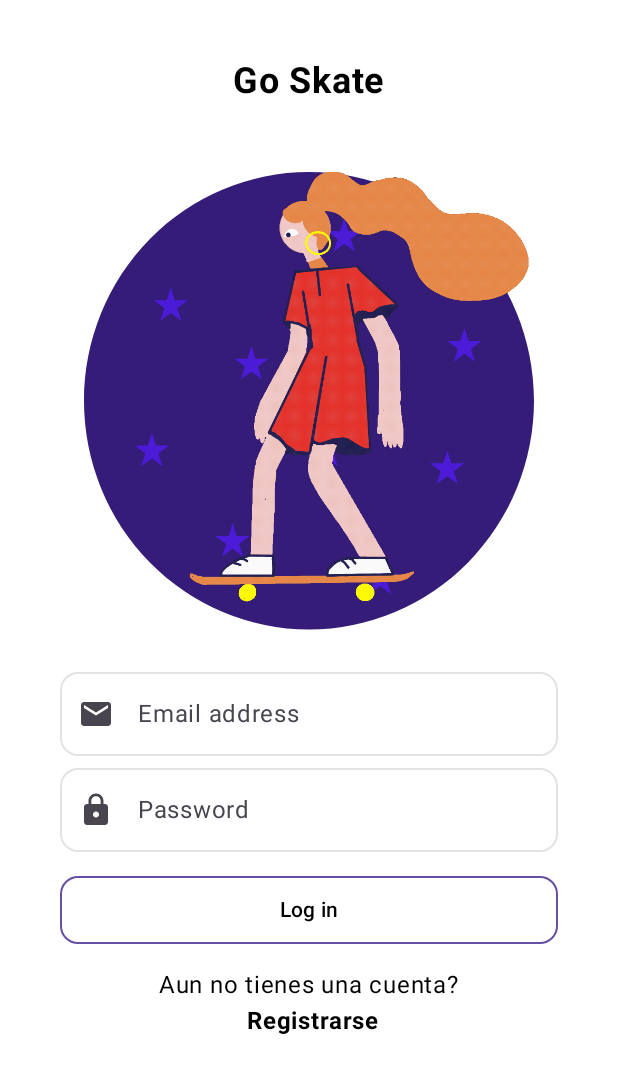
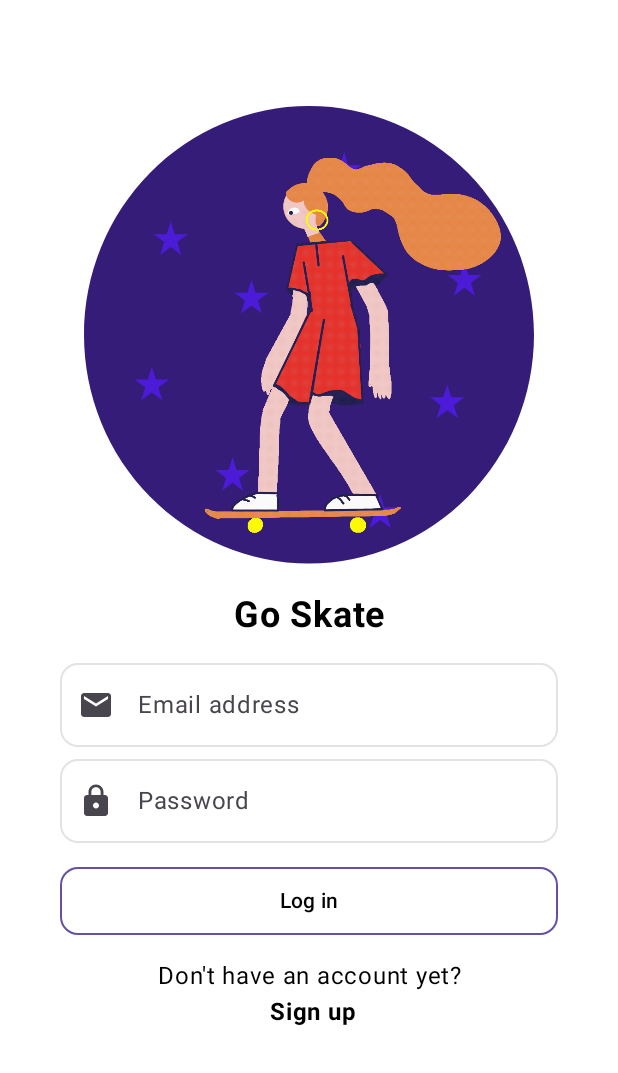
Before and after one commit to erisg/GoSkateCompose, an Android app built with Jetpack Compose: the @Preview function LoginScreenPreview, on a phone screen of 412 x 824 dp. Shown: the top 1073 px of the screen. Run offline under Robolectric (Android 15) with nearby library versions, the phone set to English and light mode, and no system bars; our stand-ins replace Dagger/Hilt's generated code, Firebase (no records; nobody signed in at launch, a user with empty details on screens opened directly), constraintlayout-compose; libraries missing offline, so code that uses them is left out: coil.decode; 1 statement that could not run was skipped.

Commit message:
-visual changes in login

```diff
--- a/app/src/main/java/com/goskate/goskate/domain/auth/SignUpUC.kt
+++ b/app/src/main/java/com/goskate/goskate/domain/auth/SignUpUC.kt
@@ -1,4 +1,3 @@
 package com.goskate.goskate.domain.auth
 
-class SignUpUC {
-}
+class SignUpUC
--- a/app/src/main/java/com/goskate/goskate/ui/screen/login/LoginScreen.kt
+++ b/app/src/main/java/com/goskate/goskate/ui/screen/login/LoginScreen.kt
@@ -1,6 +1,7 @@
 package com.goskate.goskate.ui.screen.login
 
 import android.os.Build.VERSION.SDK_INT
+import androidx.compose.animation.ExperimentalAnimationApi
 import androidx.compose.foundation.Image
 import androidx.compose.foundation.clickable
 import androidx.compose.foundation.layout.Box
@@ -11,6 +12,7 @@ import androidx.compose.foundation.layout.fillMaxWidth
 import androidx.compose.foundation.layout.height
 import androidx.compose.foundation.layout.padding
 import androidx.compose.foundation.layout.wrapContentHeight
+import androidx.compose.foundation.layout.wrapContentSize
 import androidx.compose.foundation.layout.wrapContentWidth
 import androidx.compose.foundation.shape.RoundedCornerShape
 import androidx.compose.material.icons.Icons
@@ -18,8 +20,12 @@ import androidx.compose.material.icons.filled.Email
 import androidx.compose.material.icons.filled.Lock
 import androidx.compose.material3.Text
 import androidx.compose.runtime.Composable
+import androidx.compose.runtime.LaunchedEffect
+import androidx.compose.runtime.collectAsState
+import androidx.compose.runtime.getValue
 import androidx.compose.runtime.mutableStateOf
 import androidx.compose.runtime.remember
+import androidx.compose.runtime.setValue
 import androidx.compose.ui.Alignment
 import androidx.compose.ui.Modifier
 import androidx.compose.ui.draw.clip
@@ -28,6 +34,7 @@ import androidx.compose.ui.platform.LocalContext
 import androidx.compose.ui.res.painterResource
 import androidx.compose.ui.res.stringResource
 import androidx.compose.ui.text.font.FontWeight
+import androidx.compose.ui.text.style.TextAlign
 import androidx.compose.ui.tooling.preview.Preview
 import androidx.compose.ui.unit.dp
 import androidx.compose.ui.unit.sp
@@ -42,25 +49,41 @@ import coil.decode.ImageDecoderDecoder
 import coil.request.ImageRequest
 import coil.size.OriginalSize
 import com.goskate.goskate.R
+import com.goskate.goskate.ui.components.AdviceFailureComponent
+import com.goskate.goskate.ui.components.AnimatedVisibilityCustom
 import com.goskate.goskate.ui.components.ButtonWithCornerShape
 import com.goskate.goskate.ui.components.TextFieldWithIconsComponent
 import com.goskate.goskate.ui.components.isValidEmail
 import com.goskate.goskate.ui.theme.GoSkateTheme
 import com.goskate.goskate.ui.viewmodels.AuthViewModel
+import kotlinx.coroutines.delay
+import kotlin.time.Duration.Companion.seconds
 
+@OptIn(ExperimentalAnimationApi::class)
 @Composable
 fun LoginScreen(navController: NavController) {
     val viewModel: AuthViewModel = hiltViewModel()
+    val userInformation = viewModel.signInState.collectAsState()
+
     val email = remember { mutableStateOf("") }
     val password = remember { mutableStateOf("") }
     val isEmailError = remember { mutableStateOf(false) }
     val isEmptyData = remember { mutableStateOf(false) }
+
+    val isLoading by remember(key1 = userInformation.value.isLoading) {
+        mutableStateOf(userInformation.value.isLoading)
+    }
+    val isSuccess by remember(key1 = userInformation.value.data) {
+        mutableStateOf(userInformation.value.data)
+    }
+    val isError by remember(key1 = userInformation.value.messageError) {
+        mutableStateOf(userInformation.value.messageError)
+    }
     ConstraintLayout(modifier = Modifier.fillMaxSize()) {
         val (
+            advice,
             header,
             divider,
-            welcome,
-            dividerContent,
             emailText,
             passwordText,
             dividerEditText,
@@ -69,6 +92,27 @@ fun LoginScreen(navController: NavController) {
         ) = createRefs()
 
         val context = LocalContext.current
+
+        if (isSuccess != null) {
+            navController.navigate("map")
+        }
+
+        if (isError.isNotEmpty()) {
+            var hideView by remember { mutableStateOf(false) }
+            LaunchedEffect(isError) {
+                hideView = true
+                delay(2.seconds)
+                hideView = false
+            }
+            AnimatedVisibilityCustom(visible = hideView) {
+                AdviceFailureComponent(
+                    title = R.string.advice_title_login_failure,
+                    modifier = Modifier.constrainAs(advice) {
+                        top.linkTo(header.top)
+                    },
+                )
+            }
+        }
 
         val imageLoader = ImageLoader.Builder(context)
             .components {
@@ -81,37 +125,28 @@ fun LoginScreen(navController: NavController) {
             .build()
         Spacer(
             Modifier
-                .height(24.dp)
+                .height(10.dp)
                 .constrainAs(divider) {
                     top.linkTo(parent.top)
                     start.linkTo(parent.start)
                     end.linkTo(parent.end)
                 },
         )
-        Text(
-            text = stringResource(id = R.string.welcome_message),
+        Box(
             modifier = Modifier
-                .constrainAs(welcome) {
-                    top.linkTo(divider.bottom)
-                    start.linkTo(header.start)
-                    end.linkTo(header.end)
+                .wrapContentSize()
+                .constrainAs(header) {
+                    top.linkTo(parent.top)
+                    start.linkTo(parent.start)
+                    end.linkTo(parent.end)
                 },
-            fontSize = 24.sp,
-            fontWeight = FontWeight.Bold,
-        )
-
-        Box(
-            modifier = Modifier.constrainAs(header) {
-                top.linkTo(welcome.top)
-                start.linkTo(parent.start)
-                end.linkTo(parent.end)
-            },
         ) {
             Image(
                 painter = painterResource(id = R.drawable.bc),
                 contentDescription = null,
                 modifier = Modifier
-                    .wrapContentWidth()
+                    .padding(20.dp)
+                    .wrapContentSize()
                     .clip(RoundedCornerShape(50.dp))
                     .align(Alignment.BottomCenter),
             )
@@ -125,34 +160,38 @@ fun LoginScreen(navController: NavController) {
                 ),
                 contentDescription = null,
                 modifier = Modifier
+                    .padding(24.dp)
                     .wrapContentWidth()
                     .clip(RoundedCornerShape(50.dp)),
             )
         }
-        Spacer(
-            modifier = Modifier
-                .height(20.dp)
-                .constrainAs(dividerContent) {
-                    top.linkTo(header.bottom)
-                    start.linkTo(header.start)
-                    end.linkTo(header.end)
-                },
-        )
         Column(
             modifier = Modifier
                 .fillMaxWidth()
                 .constrainAs(emailText) {
-                    top.linkTo(dividerContent.bottom)
+                    top.linkTo(header.bottom)
                     start.linkTo(parent.start)
                     end.linkTo(parent.end)
                 },
         ) {
+            Text(
+                text = stringResource(id = R.string.welcome_message),
+                modifier = Modifier
+                    .fillMaxWidth(),
+                fontSize = 24.sp,
+                fontWeight = FontWeight.Bold,
+                textAlign = TextAlign.Center,
+            )
+            Spacer(
+                Modifier
+                    .height(10.dp),
+            )
             TextFieldWithIconsComponent(
                 modifier = Modifier
                     .fillMaxWidth()
                     .padding(horizontal = 24.dp),
-                label = "Email address",
-                placeHolder = "Enter your e-mail",
+                label = stringResource(id = R.string.email_address),
+                placeHolder = stringResource(id = R.string.label_email),
                 imageVector = Icons.Default.Email,
                 isPassword = false,
                 onValueChange = {
@@ -164,7 +203,7 @@ fun LoginScreen(navController: NavController) {
             )
             if (isEmailError.value) {
                 Text(
-                    text = "Por favor ingresa un correo valido",
+                    text = stringResource(id = R.string.valid_address),
                     color = Color.Red,
                     modifier = Modifier
                         .fillMaxWidth()
@@ -182,8 +221,8 @@ fun LoginScreen(navController: NavController) {
                     start.linkTo(parent.start)
                     end.linkTo(parent.end)
                 },
-            label = "Password",
-            placeHolder = "Enter your password",
+            label = stringResource(id = R.string.password),
+            placeHolder = stringResource(id = R.string.enter_password),
             imageVector = Icons.Default.Lock,
             isPassword = true,
             onValueChange = {
@@ -211,7 +250,7 @@ fun LoginScreen(navController: NavController) {
                     start.linkTo(parent.start)
                     end.linkTo(parent.end)
                 },
-            text = "Log in",
+            text = stringResource(id = R.string.login_in),
             onClick = {
                 if (email.value.isNotEmpty() && password.value.isNotEmpty()) {
                     if (email.value.isValidEmail()) {
@@ -237,22 +276,26 @@ fun LoginScreen(navController: NavController) {
         ) {
             if (isEmptyData.value) {
                 Text(
-                    text = "Debes ingresar tu email y contraseña",
+                    text = stringResource(id = R.string.must_enter_email),
                     color = Color.Red,
                     modifier = Modifier
                         .padding(top = 10.dp)
                         .fillMaxWidth(),
                     fontSize = 12.sp,
+                    textAlign = TextAlign.Center,
+                    fontWeight = FontWeight.Bold,
                 )
             }
             Text(
-                text = "Aun no tienes una cuenta?",
+                text = stringResource(id = R.string.dont_have_account),
                 modifier = Modifier
+                    .fillMaxWidth()
                     .padding(top = 15.dp),
+                textAlign = TextAlign.Center,
             )
 
             Text(
-                text = "Registrarse",
+                text = stringResource(id = R.string.sign_up),
                 modifier = Modifier
                     .padding(start = 5.dp)
                     .align(Alignment.CenterHorizontally)
--- a/app/src/main/java/com/goskate/goskate/ui/theme/Type.kt
+++ b/app/src/main/java/com/goskate/goskate/ui/theme/Type.kt
@@ -13,8 +13,8 @@ val Typography = Typography(
         fontWeight = FontWeight.Normal,
         fontSize = 16.sp,
         lineHeight = 24.sp,
-        letterSpacing = 0.5.sp
-    )
+        letterSpacing = 0.5.sp,
+    ),
     /* Other default text styles to override
     titleLarge = TextStyle(
         fontFamily = FontFamily.Default,
--- a/app/src/main/res/values/strings.xml
+++ b/app/src/main/res/values/strings.xml
@@ -5,6 +5,16 @@
     <string name="label_email">Email</string>
     <string name="label_female">Female</string>
     <string name="label_male">Male</string>
+    <string name="email_address">Email address</string>
+    <string name="enter_email">Enter your e-mail</string>
+    <string name="valid_address">Please enter a valid email address.</string>
+    <string name="password">Password</string>
+    <string name="enter_password">Enter your password</string>
+    <string name="must_enter_email">You must enter your email address and password.</string>
+    <string name="dont_have_account">Don\'t have an account yet?</string>
+    <string name="sign_up">Sign up</string>
+    <string name="login_in">Log in</string>
+    <string name="advice_title_login_failure">Oops, please make sure that your email and password are written correctly.</string>
     <string-array name="genders">
         <item>@string/label_female</item>
         <item>@string/label_male</item>
```
Also changed, not shown: app/src/main/java/com/goskate/goskate/data/auth/AuthRepositoryImpl.kt (+4 -3 lines), app/src/main/java/com/goskate/goskate/ui/components/AdviceFailure.kt (added, +68 -0 lines), 1 other file.
